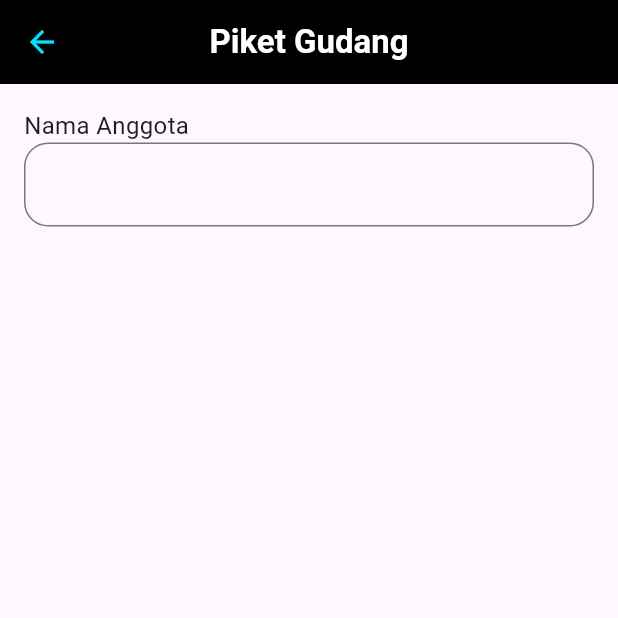
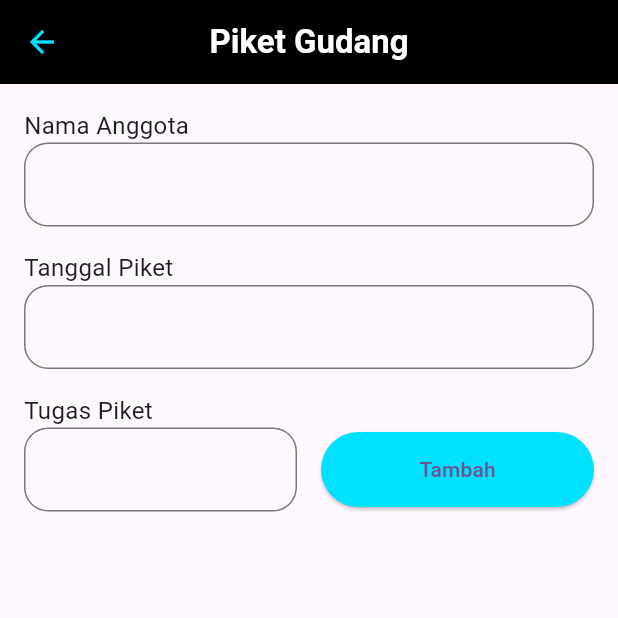
Before and after one commit to hi-lufz1/20220140181_UCP1Flutter, a Flutter app: the screen it shows after launch, on a phone screen of 412 x 824 dp, the top half of it. Run offline on Flutter 3.47's test engine with Material 3 defaults, Android fonts, the phone set to English and light mode, and no system bars.

Commit message:
menambahkan field input untuk nama anggota, tanggal piket, dan tugas piket di halaman Piket

```diff
--- a/lib/main.dart
+++ b/lib/main.dart
@@ -20,6 +20,6 @@ class MyApp extends StatelessWidget {
       theme: ThemeData(
         colorScheme: ColorScheme.fromSeed(seedColor: Colors.deepPurple),
       ),
-      home: const  PiketPage()  );
+      home: const  PiketPage());
   }
 }
--- a/lib/piket/piket_page.dart
+++ b/lib/piket/piket_page.dart
@@ -8,11 +8,15 @@ class PiketPage extends StatefulWidget {
 }
 
 class _PiketPageState extends State<PiketPage> {
+  final TextEditingController emailController = TextEditingController();
+  final TextEditingController dateController = TextEditingController();
+  final TextEditingController taskController = TextEditingController();
+
   @override
   Widget build(BuildContext context) {
     return Scaffold(
       appBar: AppBar(
-        backgroundColor:  Colors.black,
+        backgroundColor: Colors.black,
         elevation: 0,
         centerTitle: true,
         leading: IconButton(
@@ -35,14 +39,54 @@ class _PiketPageState extends State<PiketPage> {
           child: Column(
             crossAxisAlignment: CrossAxisAlignment.start,
             children: [
-             Text("Nama Anggota", style: TextStyle(fontSize: 16)),
-                    TextFormField(
+              Text("Nama Anggota", style: TextStyle(fontSize: 16)),
+              TextFormField(
+                controller: emailController,
+                decoration: InputDecoration(
+                  border: OutlineInputBorder(
+                    borderRadius: BorderRadius.circular(16.0),
+                  ),
+                ),
+              ),
+              SizedBox(height: 16.0),
+              Text("Tanggal Piket", style: TextStyle(fontSize: 16)),
+              TextFormField(
+                controller: dateController,
+                decoration: InputDecoration(
+                  border: OutlineInputBorder(
+                    borderRadius: BorderRadius.circular(16.0),
+                  ),
+                ),
+              ),
+              SizedBox(height: 16.0),
+              Text("Tugas Piket", style: TextStyle(fontSize: 16)),
+              Row(
+                children: [
+                  Expanded(
+                    child: TextFormField(
+                      controller: taskController,
                       decoration: InputDecoration(
                         border: OutlineInputBorder(
                           borderRadius: BorderRadius.circular(16.0),
                         ),
                       ),
                     ),
+                  ),
+                  SizedBox(width: 16.0),
+                  Expanded(
+                    child: ElevatedButton(
+                      style: ButtonStyle(
+                        backgroundColor: WidgetStateProperty.all<Color>(
+                          Color.fromRGBO(0, 224, 255, 1),
+                        ),
+                        fixedSize: WidgetStateProperty.all(Size.fromHeight(50)),
+                      ),
+                      onPressed: () {},
+                      child: Text("Tambah"),
+                    ),
+                  ),
+                ],
+              ),
             ],
           ),
         ),
```
